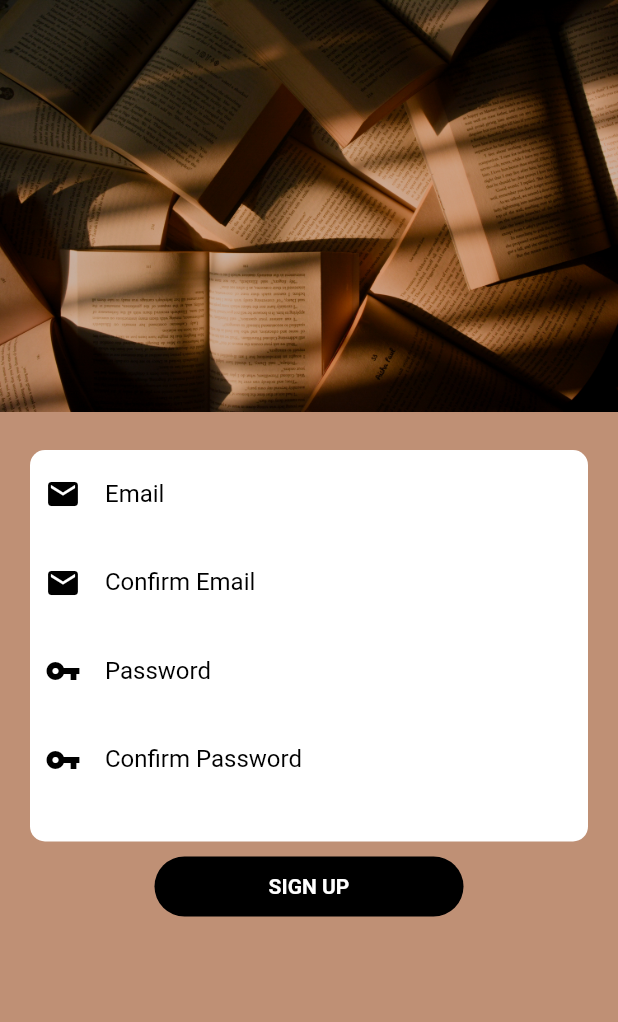
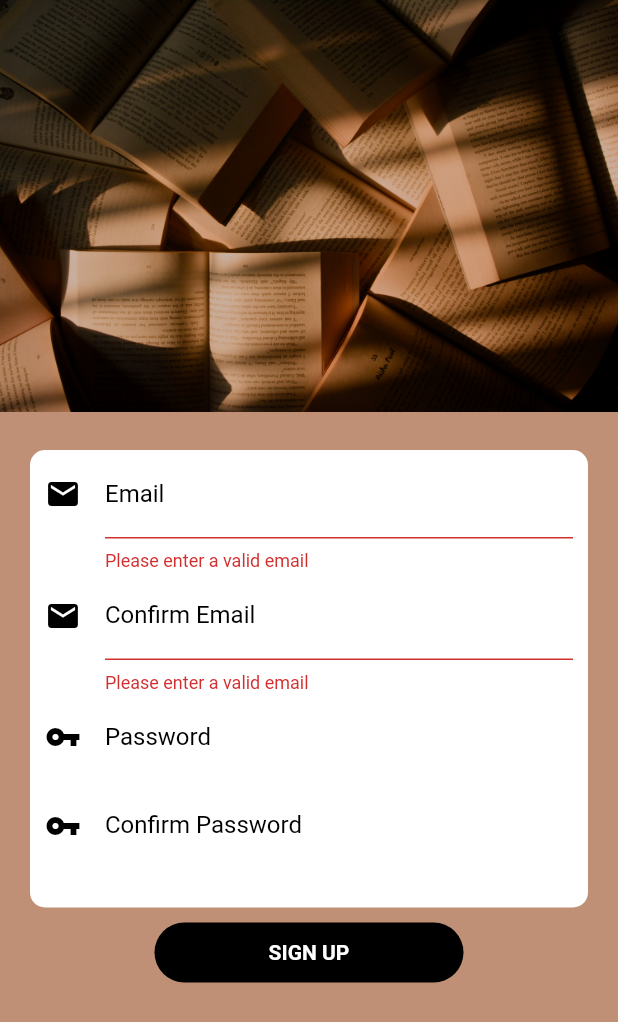
Before and after one commit to tomoya187/library_app, a Flutter app: the screen it shows after launch, after a tap on "Sign Up", on a phone screen of 412 x 824 dp. Shown: the top 1022 px of the screen. Run offline on Flutter 3.47's test engine with Material 2 defaults, Android fonts, the phone set to English and light mode, and no system bars; our stand-ins replace email_validator, firebase_auth, firebase_core; accounts and stored records are empty; network calls fail.

Commit message:
Email Validation
Email validation complete on sign up page

```diff
--- a/lib/pages/signUp.dart
+++ b/lib/pages/signUp.dart
@@ -3,7 +3,7 @@ import 'package:firebase_auth/firebase_auth.dart';
 import 'package:firebase_core/firebase_core.dart';
 import 'package:flutter/services.dart';
 import 'package:library_app/pages/signIn.dart';
-
+import 'package:email_validator/email_validator.dart';
 
 void main() async{
   WidgetsFlutterBinding.ensureInitialized();
@@ -55,6 +55,7 @@ class _MainPageState extends State<MainPage> {
   TextEditingController _emailControllerConfirm = TextEditingController();
   TextEditingController _passwordControllerConfirm = TextEditingController();
 
+
   @override
   Widget build(BuildContext context) {
     return Scaffold(
@@ -75,7 +76,11 @@ class _MainPageState extends State<MainPage> {
                   padding: const EdgeInsets.fromLTRB(10, 0, 10, 25),
                   child: Column(
                     children:  <Widget>[
-                      TextField(
+                      Form(
+                        autovalidateMode: AutovalidateMode.always,
+
+                        child: TextFormField(
+                          validator: (value) => EmailValidator.validate(value!) ? null : "Please enter a valid email",
                           controller: _emailController,
                           decoration: InputDecoration(
                               icon: const Icon(
@@ -89,7 +94,11 @@ class _MainPageState extends State<MainPage> {
                               enabledBorder: InputBorder.none,
                               labelStyle: const TextStyle(color: Colors.black)),
                         ),
-                      TextField(
+                      ),
+                      Form(
+                        autovalidateMode: AutovalidateMode.always,
+                        child: TextFormField(
+                          validator: (value) => EmailValidator.validate(value!) ? null : "Please enter a valid email",
                           controller: _emailControllerConfirm,
                           obscureText: true,
                           decoration: InputDecoration(
@@ -104,6 +113,7 @@ class _MainPageState extends State<MainPage> {
                               enabledBorder: InputBorder.none,
                               labelStyle: const TextStyle(color: Colors.black)),
 
+                        ),
                       ),
                       TextField(
                         controller: _passwordController,
@@ -149,6 +159,15 @@ class _MainPageState extends State<MainPage> {
                         width: MediaQuery.of(context).size.width * 0.5,
                         height: 40,
                         child: Container(
+                          decoration: BoxDecoration(
+                              borderRadius: BorderRadius.circular(20),
+                              gradient: const LinearGradient(
+                                  colors: [
+                                    Colors.black,//Come back to this
+                                    Colors.black
+                                  ],
+                                  begin: Alignment.topCenter,
+                                  end: Alignment.bottomCenter)),
                           child: Material(
                             borderRadius: BorderRadius.circular(20),
                             color: Colors.transparent,
@@ -157,11 +176,16 @@ class _MainPageState extends State<MainPage> {
                               splashColor: Colors.amber,
                               onTap: () {//Confirm that both email and password fields match and then do firebase
                                 if(_emailController.text == _emailControllerConfirm.text && _passwordController.text == _passwordControllerConfirm.text){
-                                  FirebaseAuth.instance.createUserWithEmailAndPassword(email: _emailController.text,
+                                  if(_emailController.text.isNotEmpty || _passwordController.text.isNotEmpty) {//ensure fields arent empty
+                                    FirebaseAuth.instance
+                                        .createUserWithEmailAndPassword(
+                                        email: _emailController.text,
                                         password: _passwordController.text);
 
                                     Navigator.push(context,
-                                      MaterialPageRoute(builder: (context) => signIn()));
+                                        MaterialPageRoute(
+                                            builder: (context) => signIn()));
+                                  }
                                 }
 
                               },
@@ -175,15 +199,6 @@ class _MainPageState extends State<MainPage> {
                               ),
                             ),
                           ),
-                          decoration: BoxDecoration(
-                              borderRadius: BorderRadius.circular(20),
-                              gradient: const LinearGradient(
-                                  colors: [
-                                    Colors.black,//Come back to this
-                                    Colors.black
-                                  ],
-                                  begin: Alignment.topCenter,
-                                  end: Alignment.bottomCenter)),
                         ),
                       ),
                     ],
--- a/pubspec.yaml
+++ b/pubspec.yaml
@@ -31,6 +31,7 @@ environment:
 dependencies:
   flutter:
     sdk: flutter
+  email_validator: '^2.1.16'
 
 
   # The following adds the Cupertino Icons font to your application.
```
Also changed, not shown: pubspec.lock, 1 other file. Lines whose indentation alone changed are shown as unchanged.
